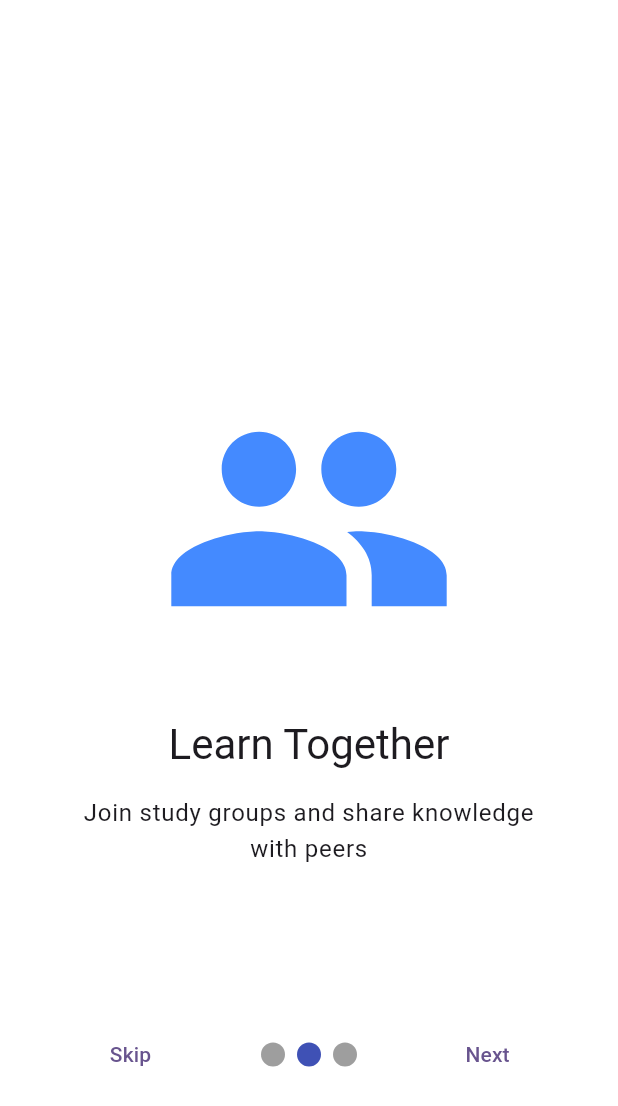
After one commit to Syfur007/skillup, a Flutter app: the OnboardingScreen screen opened by its route, after a tap on "Next", on a phone screen of 412 x 824 dp. The commit adds this screen. Shown: the top 1106 px of the screen. Run offline on Flutter 3.47's test engine with Material 3 defaults, Android fonts, the phone set to English and light mode, and no system bars; drawn by our look-alikes of smooth_page_indicator; our stand-ins replace firebase_core, firebase_crashlytics, flutter_riverpod, go_router, shared_preferences; accounts and stored records are empty.

Commit message:
feat: add onboarding screen and integrate with navigation

```diff
--- a/lib/core/navigation/route_names.dart
+++ b/lib/core/navigation/route_names.dart
@@ -7,6 +7,7 @@ class RouteNames {
   // Auth routes
   static const login = 'login';
   static const register = 'register';
+  static const onboarding = 'onboarding';
 
   // Dashboard routes
   static const dashboard = 'dashboard';
@@ -28,6 +29,7 @@ class RoutePaths {
   // Auth paths
   static const login = '/login';
   static const register = '/register';
+  static const onboarding = '/onboarding';
 
   // Dashboard paths
   static const dashboard = '/';
--- a/lib/core/navigation/routes/auth_routes.dart
+++ b/lib/core/navigation/routes/auth_routes.dart
@@ -6,6 +6,7 @@ import 'package:go_router/go_router.dart';
 import 'package:skillup/core/navigation/route_names.dart';
 
 import 'package:skillup/features/auth/screens/login_screen.dart';
+import 'package:skillup/features/auth/screens/onboarding_screen.dart';
 import 'package:skillup/features/auth/screens/registration_screen.dart';
 
 /// Authentication feature routes
@@ -14,18 +15,20 @@ class AuthRoutes {
     GoRoute(
       path: RoutePaths.login,
       name: RouteNames.login,
-          pageBuilder: (context, state) => MaterialPage(
-            key: state.pageKey,
-            child: const LoginScreen(),
-          ),
+      pageBuilder: (context, state) =>
+          MaterialPage(key: state.pageKey, child: const LoginScreen()),
     ),
     GoRoute(
       path: RoutePaths.register,
       name: RouteNames.register,
-          pageBuilder: (context, state) => MaterialPage(
-            key: state.pageKey,
-            child: const RegistrationScreen(),
+      pageBuilder: (context, state) =>
+          MaterialPage(key: state.pageKey, child: const RegistrationScreen()),
     ),
+    GoRoute(
+      path: RoutePaths.onboarding,
+      name: RouteNames.onboarding,
+      pageBuilder: (context, state) =>
+          MaterialPage(key: state.pageKey, child: const OnboardingScreen()),
     ),
   ];
 }
--- a/lib/features/auth/screens/login_screen.dart
+++ b/lib/features/auth/screens/login_screen.dart
@@ -2,7 +2,6 @@ import 'package:flutter/foundation.dart';
 import 'package:flutter/material.dart';
 import 'package:skillup/features/auth/providers/auth_provider.dart';
 import 'package:skillup/core/navigation/navigation.dart';
-
 
 class LoginScreen extends StatefulWidget {
   const LoginScreen({super.key});
@@ -107,7 +106,7 @@ class _LoginScreenState extends State<LoginScreen> {
                       if (_formKey.currentState!.validate()) {
                         _handleLogin();
                         // Navigate to dashboard after successful login
-                        context.goToNamed(RouteNames.dashboard);
+                        context.goToNamed(RouteNames.onboarding);
                       }
                     },
                     child: Text("Login"),
@@ -125,7 +124,7 @@ class _LoginScreenState extends State<LoginScreen> {
                         child: Text(
                           "Register",
                           style: TextStyle(fontWeight: FontWeight.bold),
-                      ),
+                        ),
                       ),
                     ],
                   ),
--- /dev/null
+++ b/lib/features/auth/screens/onboarding_screen.dart
@@ -0,0 +1,151 @@
+import 'package:flutter/material.dart';
+import 'package:shared_preferences/shared_preferences.dart';
+import 'package:smooth_page_indicator/smooth_page_indicator.dart';
+
+class OnboardingScreen extends StatefulWidget {
+  const OnboardingScreen({Key? key}) : super(key: key);
+
+  @override
+  State<OnboardingScreen> createState() => _OnboardingScreenState();
+}
+
+class _OnboardingScreenState extends State<OnboardingScreen> {
+  final PageController _pageController = PageController();
+  bool isLastPage = false;
+
+  final List<OnboardingPage> pages = [
+    OnboardingPage(
+      title: 'Track Your Progress',
+      description: 'Monitor your learning journey with detailed statistics',
+      illustration: const FlutterLogo(size: 200),
+    ),
+    OnboardingPage(
+      title: 'Learn Together',
+      description: 'Join study groups and share knowledge with peers',
+      illustration: const Icon(
+        Icons.group,
+        size: 200,
+        color: Colors.blueAccent,
+      ),
+    ),
+    OnboardingPage(
+      title: 'Achieve Goals',
+      description: 'Set and accomplish your learning objectives',
+      illustration: const Icon(
+        Icons.emoji_events,
+        size: 200,
+        color: Colors.amber,
+      ),
+    ),
+  ];
+
+  @override
+  void dispose() {
+    _pageController.dispose();
+    super.dispose();
+  }
+
+  void _completeOnboarding() async {
+    final prefs = await SharedPreferences.getInstance();
+    await prefs.setBool('onboardingComplete', true);
+    if (mounted) {
+      Navigator.pushReplacementNamed(context, '/home');
+    }
+  }
+
+  @override
+  Widget build(BuildContext context) {
+    return Scaffold(
+      body: Stack(
+        children: [
+          PageView.builder(
+            controller: _pageController,
+            itemCount: pages.length,
+            onPageChanged: (index) {
+              setState(() {
+                isLastPage = index == pages.length - 1;
+              });
+            },
+            itemBuilder: (context, index) {
+              return OnboardingPageWidget(page: pages[index]);
+            },
+          ),
+          Container(
+            alignment: const Alignment(0, 0.75),
+            child: Row(
+              mainAxisAlignment: MainAxisAlignment.spaceEvenly,
+              children: [
+                TextButton(
+                  onPressed: _completeOnboarding,
+                  child: const Text('Skip'),
+                ),
+                SmoothPageIndicator(
+                  controller: _pageController,
+                  count: pages.length,
+                  effect: const WormEffect(),
+                ),
+                TextButton(
+                  onPressed: () {
+                    if (isLastPage) {
+                      _completeOnboarding();
+                    } else {
+                      _pageController.nextPage(
+                        duration: const Duration(milliseconds: 300),
+                        curve: Curves.easeInOut,
+                      );
+                    }
+                  },
+                  child: Text(isLastPage ? 'Get Started' : 'Next'),
+                ),
+              ],
+            ),
+          ),
+        ],
+      ),
+    );
+  }
+}
+
+class OnboardingPage {
+  final String title;
+  final String description;
+  final Widget illustration; // changed from image path to widget
+
+  OnboardingPage({
+    required this.title,
+    required this.description,
+    required this.illustration,
+  });
+}
+
+class OnboardingPageWidget extends StatelessWidget {
+  final OnboardingPage page;
+
+  const OnboardingPageWidget({Key? key, required this.page}) : super(key: key);
+
+  @override
+  Widget build(BuildContext context) {
+    return Padding(
+      padding: const EdgeInsets.all(40),
+      child: Column(
+        mainAxisAlignment: MainAxisAlignment.center,
+        children: [
+          // render the provided illustration widget (no external image needed)
+          page.illustration,
+          const SizedBox(height: 32),
+          Text(
+            page.title,
+            style: Theme.of(context).textTheme.headlineMedium,
+            textAlign: TextAlign.center,
+          ),
+          const SizedBox(height: 16),
+          Text(
+            page.description,
+            style: Theme.of(context).textTheme.bodyLarge,
+            textAlign: TextAlign.center,
+          ),
+        ],
+      ),
+    );
+  }
+}
--- a/pubspec.yaml
+++ b/pubspec.yaml
@@ -45,6 +45,8 @@ dependencies:
   google_fonts: ^6.3.2
   rive: ^0.13.20
   animate_do: ^4.2.0
+  shared_preferences: ^2.5.3
+  smooth_page_indicator: ^1.1.0
 
 dev_dependencies:
   flutter_test:
```
Also changed, not shown: pubspec.lock, 5 other files. Lines whose indentation alone changed are shown as unchanged.
